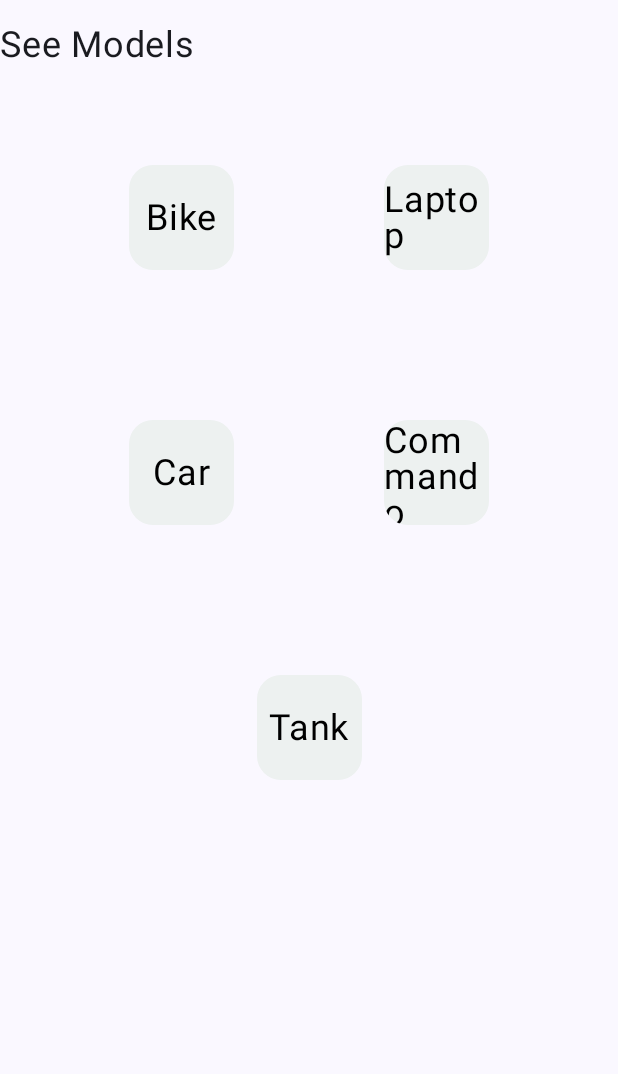
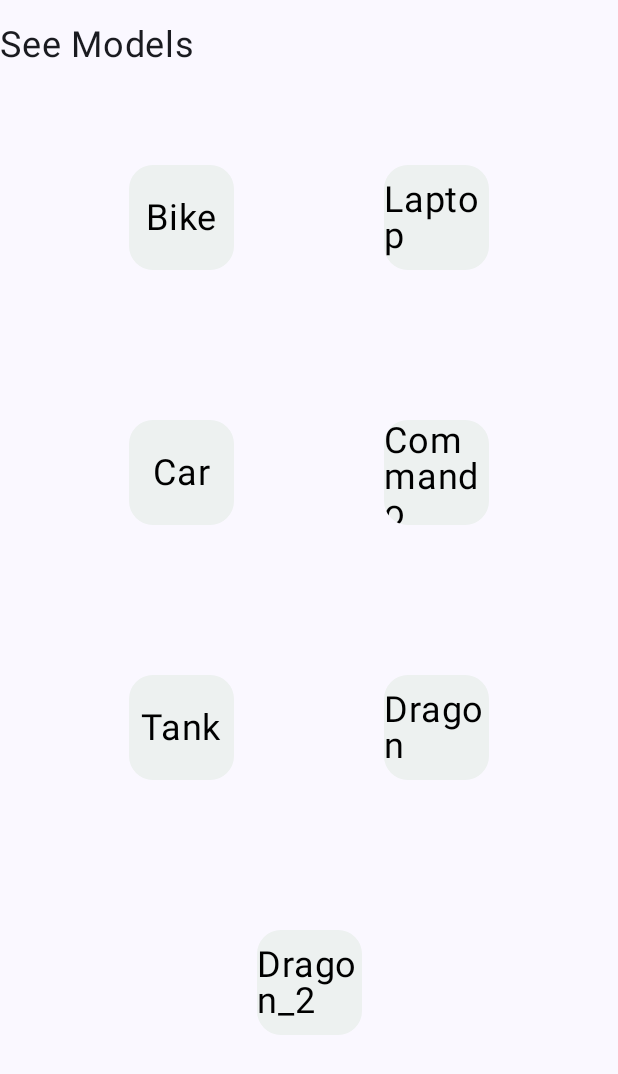
Before and after one commit to prafful9111/ARLearner, an Android app built with Jetpack Compose: the AlphabetScreen screen opened through its navigation route, on a phone screen of 412 x 824 dp. Shown: the top 1074 px of the screen. Run offline under Robolectric (Android 15) with nearby library versions, the light colour scheme and no system bars.

Commit message:
Check-01

```diff
--- a/app/src/main/java/com/codewithfk/arlearner/ui/screens/AlphabetScreen.kt
+++ b/app/src/main/java/com/codewithfk/arlearner/ui/screens/AlphabetScreen.kt
@@ -35,7 +35,9 @@ fun AlphabetScreen(navController: NavController) {
         "Laptop",
         "Car",
         "Commando",
-        "Tank"
+        "Tank",
+        "Dragon",
+        "Dragon_2"
 
     )
     Column {
--- a/app/src/main/java/com/codewithfk/arlearner/util/Utils.kt
+++ b/app/src/main/java/com/codewithfk/arlearner/util/Utils.kt
@@ -15,7 +15,9 @@ object Utils {
         "Bike" to "yamaha_rx-king.glb",
         "Laptop" to "laptop.glb",
         "Car" to "car.glb",
-        "Commando" to "commando.glb"
+        "Commando" to "commando.glb",
+        "Dragon" to "dragon.glb",
+        "Dragon_2" to "deagon_2.glb"
     )
 
 
```
Also changed, not shown: 2 other files.
